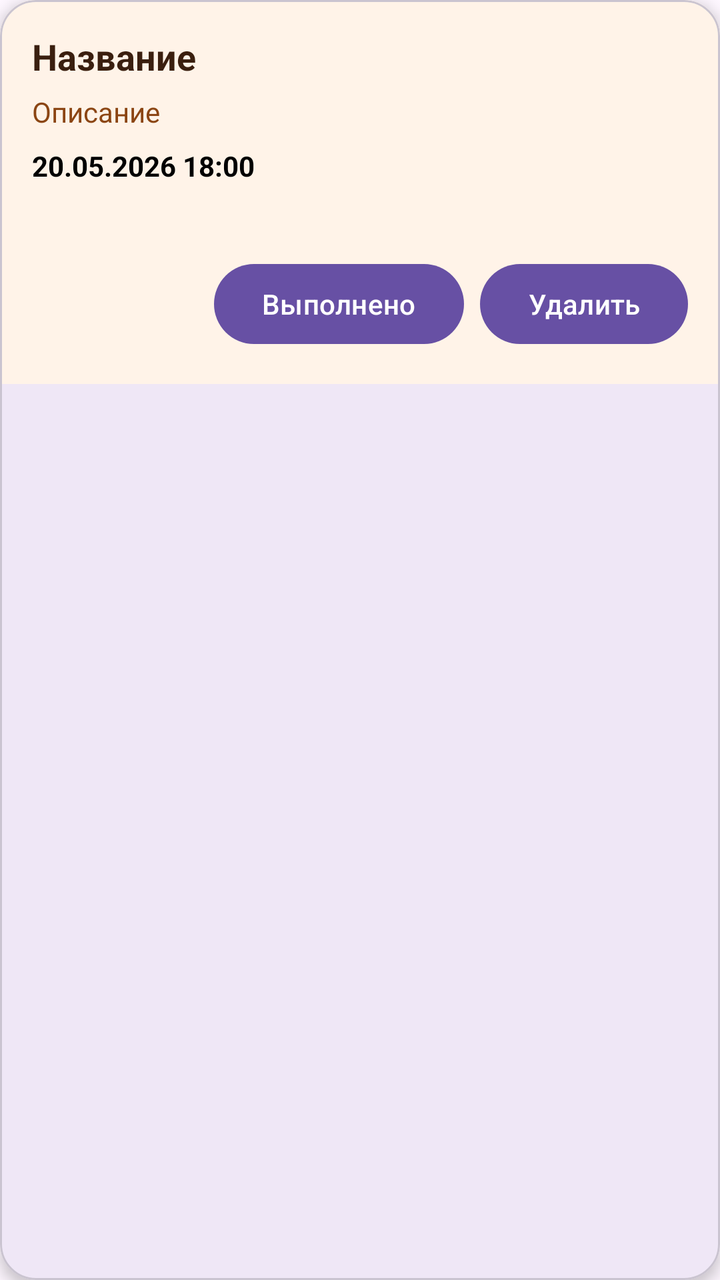
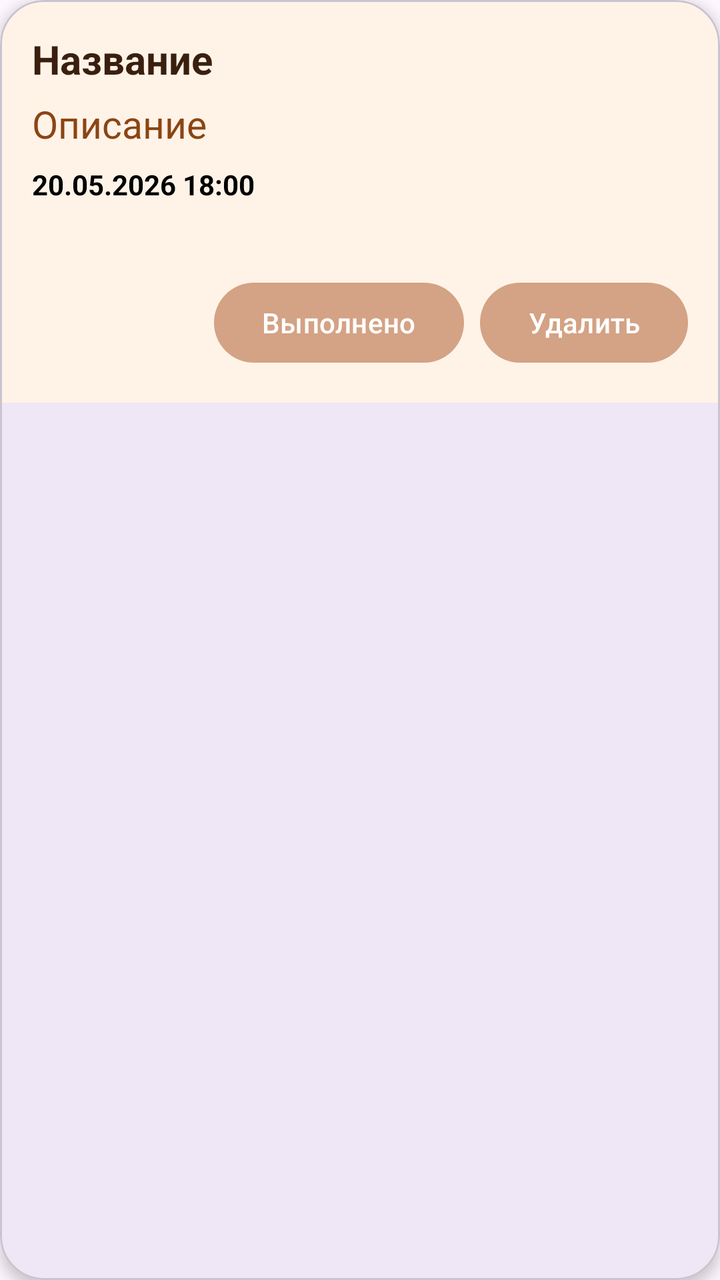

An Android layout rendered at two revisions. The XML below is the earlier revision; the diff shows what the commit changed to produce the second picture.
<!-- AndroidManifest.xml: application theme Theme.MyPet -->
<!-- res/layout/item_reminder.xml -->
<?xml version="1.0" encoding="utf-8"?>
<com.google.android.material.card.MaterialCardView
    xmlns:android="http://schemas.android.com/apk/res/android"
    xmlns:app="http://schemas.android.com/apk/res-auto"
    android:layout_width="match_parent"
    android:layout_height="wrap_content"
    android:layout_margin="8dp"
    app:cardCornerRadius="18dp"
    app:cardElevation="4dp">

    <LinearLayout
        android:layout_width="match_parent"
        android:layout_height="wrap_content"
        android:orientation="vertical"
        android:padding="16dp"
        android:background="#FFF3E8">

        <TextView
            android:id="@+id/tvReminderTitle"
            android:layout_width="match_parent"
            android:layout_height="wrap_content"
            android:text="Название"
            android:textColor="#3A1F0F"
            android:textStyle="bold"
            android:textSize="18sp"/>

        <TextView
            android:id="@+id/tvReminderDesc"
            android:layout_width="match_parent"
            android:layout_height="wrap_content"
            android:layout_marginTop="6dp"
            android:text="Описание"
            android:textColor="#8B4513"
            android:textSize="14sp"/>

        <TextView
            android:id="@+id/tvReminderTime"
            android:layout_width="match_parent"
            android:layout_height="wrap_content"
            android:layout_marginTop="8dp"
            android:text="20.05.2026 18:00"
            android:textStyle="bold"
            android:textColor="#000000"/>

        <TextView
            android:id="@+id/tvCompleted"
            android:layout_width="match_parent"
            android:layout_height="wrap_content"
            android:layout_marginTop="6dp"
            android:textColor="#4CAF50"
            android:textSize="13sp"/>

        <LinearLayout
            android:layout_width="match_parent"
            android:layout_height="wrap_content"
            android:layout_marginTop="12dp"
            android:gravity="end"
            android:orientation="horizontal">

            <Button
                android:id="@+id/btnDone"
                android:layout_width="wrap_content"
                android:layout_height="wrap_content"
                android:text="Выполнено"/>

            <Button
                android:id="@+id/btnDelete"
                android:layout_width="wrap_content"
                android:layout_height="wrap_content"
                android:layout_marginStart="8dp"
                android:text="Удалить"/>
        </LinearLayout>

    </LinearLayout>

</com.google.android.material.card.MaterialCardView>
<!-- resources referenced by this layout -->
<resources>
  <style name="Theme.MyPet" parent="Base.Theme.MyPet" />
  <style name="Base.Theme.MyPet" parent="Theme.Material3.DayNight.NoActionBar">
          
          
      </style>
</resources>

<!-- the commit's change to res/layout/item_reminder.xml (unified diff, before → after) -->
@@ -4,8 +4,8 @@
     xmlns:app="http://schemas.android.com/apk/res-auto"
     android:layout_width="match_parent"
     android:layout_height="wrap_content"
-    android:layout_margin="8dp"
-    app:cardCornerRadius="18dp"
+    android:layout_marginBottom="14dp"
+    app:cardCornerRadius="22dp"
     app:cardElevation="4dp">
 
     <LinearLayout
@@ -22,7 +22,7 @@
             android:text="Название"
             android:textColor="#3A1F0F"
             android:textStyle="bold"
-            android:textSize="18sp"/>
+            android:textSize="20sp"/>
 
         <TextView
             android:id="@+id/tvReminderDesc"
@@ -31,7 +31,7 @@
             android:layout_marginTop="6dp"
             android:text="Описание"
             android:textColor="#8B4513"
-            android:textSize="14sp"/>
+            android:textSize="19sp"/>
 
         <TextView
             android:id="@+id/tvReminderTime"
@@ -61,14 +61,18 @@
                 android:id="@+id/btnDone"
                 android:layout_width="wrap_content"
                 android:layout_height="wrap_content"
-                android:text="Выполнено"/>
+                android:text="Выполнено"
+                android:textColor="#FFFFFF"
+                app:backgroundTint="#D4A284"/>
 
             <Button
                 android:id="@+id/btnDelete"
                 android:layout_width="wrap_content"
                 android:layout_height="wrap_content"
                 android:layout_marginStart="8dp"
-                android:text="Удалить"/>
+                android:text="Удалить"
+                android:textColor="#FFFFFF"
+                app:backgroundTint="#D4A284"/>
         </LinearLayout>
 
     </LinearLayout>
